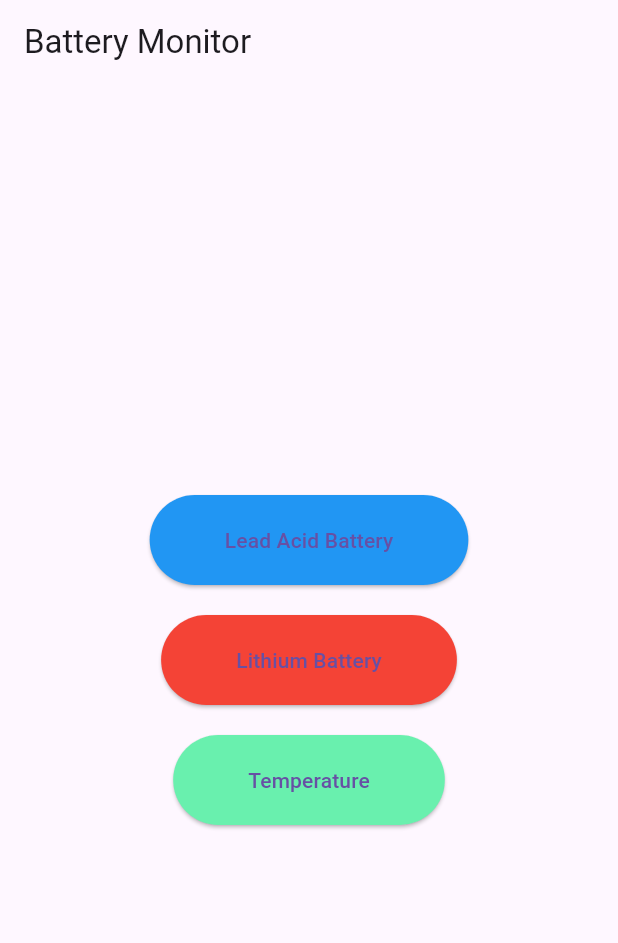
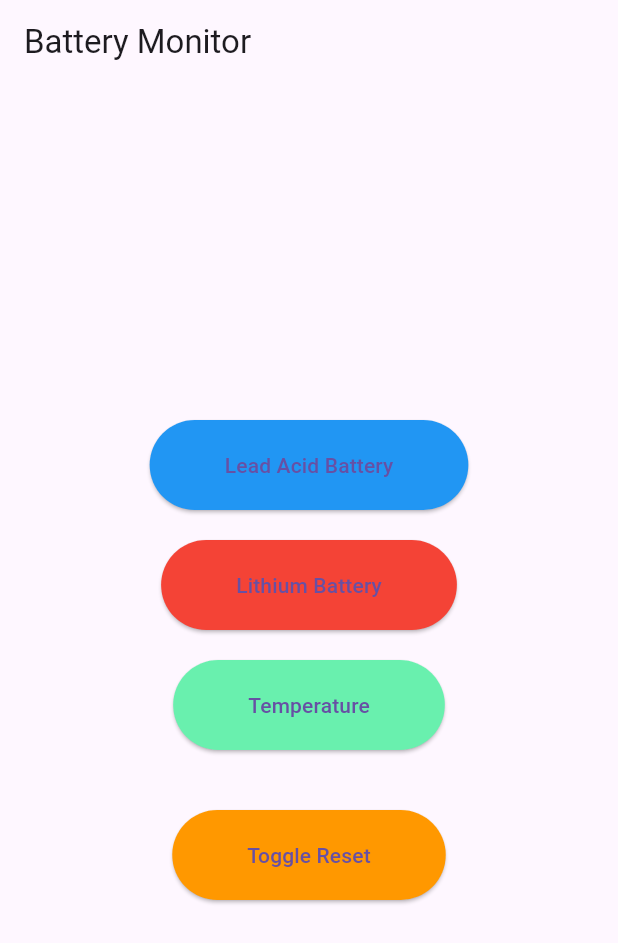
Before and after one commit to bonic-projects/iot-enabled-bms-with-enhanced-fire-protection-and-soh-soc-sop-monitoring-with-backup-time-, a Flutter app: the screen it shows after launch, on a phone screen of 412 x 824 dp. Shown: the top 943 px of the screen. Run offline on Flutter 3.47's test engine with Material 3 defaults, Android fonts, the light colour scheme and no system bars; our stand-ins replace firebase_core, firebase_database, fl_chart, shared_preferences, stacked, stacked_services and 1 more; accounts and stored records are empty.

Commit message:
modified files

```diff
--- a/software/flutter/lib/ui/views/home/home_view.dart
+++ b/software/flutter/lib/ui/views/home/home_view.dart
@@ -44,6 +44,15 @@ class HomeView extends StatelessWidget {
                   onPressed: () => viewModel.navigateToTemperature(),
                   child: Text('Temperature'),
                 ),
+                SizedBox(height: 40),
+                ElevatedButton(
+                  style: ElevatedButton.styleFrom(
+                    padding: EdgeInsets.symmetric(horizontal: 50, vertical: 20),
+                    backgroundColor: Colors.orange,
+                  ),
+                  onPressed: () => viewModel.toggleReset(),
+                  child: Text('Toggle Reset'),
+                ),
               ],
             ),
           ),
--- a/software/flutter/lib/ui/views/startup/startup_view.dart
+++ b/software/flutter/lib/ui/views/startup/startup_view.dart
@@ -21,7 +21,7 @@ class StartupView extends StackedView<StartupViewModel> {
           children: [
             Text(
               'Smart BMS',
-              style: TextStyle(fontSize: 40, fontWeight: FontWeight.w900),
+              style: TextStyle(fontSize: 40, fontWeight: FontWeight.w900,color: Colors.green),
             ),
             Row(
               mainAxisSize: MainAxisSize.min,
```
Also changed, not shown: software/flutter/lib/services/firebase_service.dart (+16 -0 lines), software/flutter/lib/ui/views/home/home_viewmodel.dart (+13 -0 lines), 1 other file.
